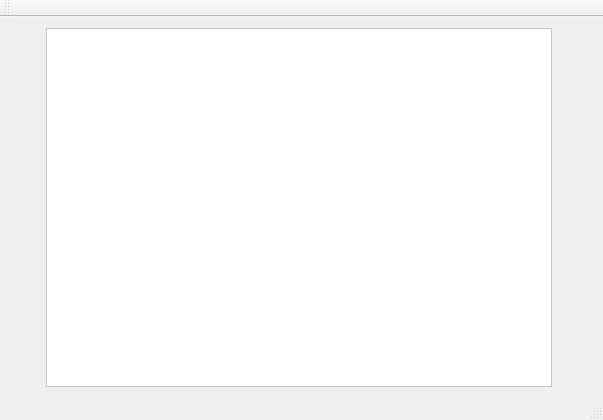
Above: mainwindow.ui from snailccc/Forum before the change. Below: the same form after it.
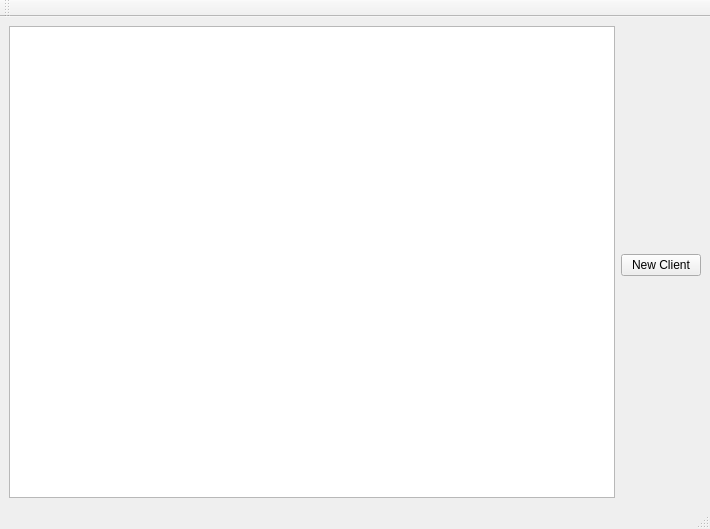
That is the form after the change.

```diff
--- a/mainwindow.ui
+++ b/mainwindow.ui
@@ -6,79 +6,53 @@
    <rect>
     <x>0</x>
     <y>0</y>
-    <width>603</width>
-    <height>420</height>
+    <width>710</width>
+    <height>529</height>
    </rect>
   </property>
   <property name="windowTitle">
    <string>MainWindow</string>
   </property>
-  <property name="styleSheet">
-   <string notr="true"/>
-  </property>
-  <widget class="QWidget" name="centralWidget">
+  <widget class="QWidget" name="centralwidget">
    <layout class="QGridLayout" name="gridLayout">
     <item row="0" column="0">
-     <layout class="QHBoxLayout" name="horizontalLayout" stretch="0,5,0">
-      <item>
-       <spacer name="horizontalSpacer">
+     <layout class="QGridLayout" name="gridLayout_2">
+      <item row="2" column="1">
+       <spacer name="verticalSpacer">
         <property name="orientation">
-         <enum>Qt::Horizontal</enum>
+         <enum>Qt::Vertical</enum>
         </property>
         <property name="sizeHint" stdset="0">
          <size>
-          <width>35</width>
-          <height>20</height>
+          <width>20</width>
+          <height>40</height>
          </size>
         </property>
        </spacer>
       </item>
-      <item>
-       <widget class="QTableWidget" name="plateGroup">
-        <property name="styleSheet">
-         <string notr="true">background-color: rgb(255, 255, 255);</string>
+      <item row="1" column="1">
+       <widget class="QPushButton" name="newClient">
+        <property name="text">
+         <string>New Client</string>
         </property>
-        <property name="lineWidth">
-         <number>0</number>
-        </property>
-        <property name="gridStyle">
-         <enum>Qt::NoPen</enum>
-        </property>
-        <attribute name="horizontalHeaderVisible">
-         <bool>false</bool>
-        </attribute>
-        <attribute name="horizontalHeaderStretchLastSection">
-         <bool>true</bool>
-        </attribute>
-        <attribute name="verticalHeaderVisible">
-         <bool>false</bool>
-        </attribute>
-        <attribute name="verticalHeaderMinimumSectionSize">
-         <number>50</number>
-        </attribute>
-        <attribute name="verticalHeaderStretchLastSection">
-         <bool>false</bool>
-        </attribute>
-        <column>
-         <property name="text">
-          <string>板块</string>
-         </property>
-        </column>
        </widget>
       </item>
-      <item>
-       <spacer name="horizontalSpacer_2">
+      <item row="0" column="1">
+       <spacer name="verticalSpacer_2">
         <property name="orientation">
-         <enum>Qt::Horizontal</enum>
+         <enum>Qt::Vertical</enum>
         </property>
         <property name="sizeHint" stdset="0">
          <size>
-          <width>40</width>
-          <height>20</height>
+          <width>20</width>
+          <height>40</height>
          </size>
         </property>
        </spacer>
       </item>
+      <item row="0" column="0" rowspan="3">
+       <widget class="QTextBrowser" name="serverDisplay"/>
+      </item>
      </layout>
     </item>
    </layout>
@@ -103,7 +77,6 @@
   </widget>
   <widget class="QStatusBar" name="statusBar"/>
  </widget>
- <layoutdefault spacing="6" margin="11"/>
  <resources/>
  <connections/>
 </ui>
```
Left out of the diff: 9 changed lines with no effect on the pictures.
